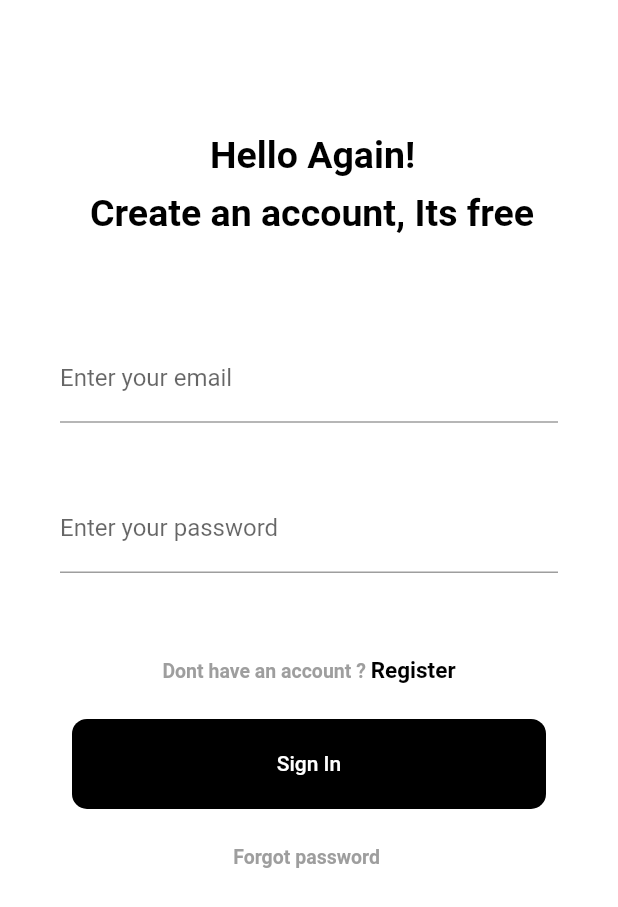
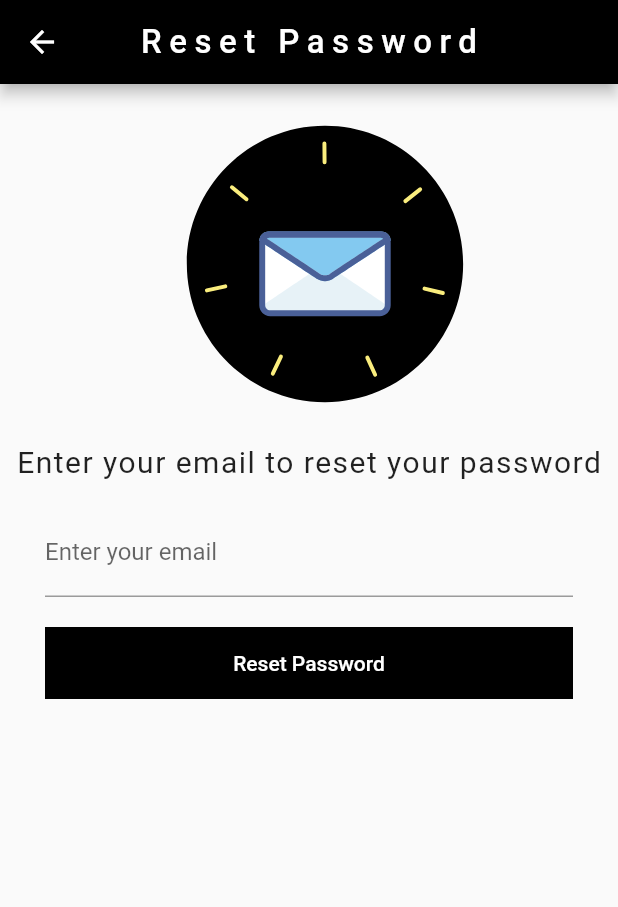
Before and after one commit to Zulfadlifauzi/riderapp, a Flutter app: the screen it shows after launch, after a tap on "Forgot password", on a phone screen of 412 x 824 dp. Shown: the top 907 px of the screen. Run offline on Flutter 3.47's test engine with Material 2 defaults, Android fonts, the phone set to English and light mode, and no system bars; our stand-ins replace form_field_validator, geolocator, google_fonts, google_maps_flutter, ionicons, lottie; missing offline and left inert: cron; Roboto replaces fonts that are missing (Staatliches).

Commit message:
ad forgotpassword screen

```diff
--- a/lib/main.dart
+++ b/lib/main.dart
@@ -1,4 +1,5 @@
 import 'package:flutter/material.dart';
+import 'package:riderapp/screens/forgot_password.dart';
 import 'package:riderapp/screens/login.dart';
 
 void main() {
--- /dev/null
+++ b/lib/screens/forgot_password.dart
@@ -0,0 +1,86 @@
+import 'package:flutter/material.dart';
+import 'package:form_field_validator/form_field_validator.dart';
+import 'package:google_fonts/google_fonts.dart';
+import 'package:lottie/lottie.dart';
+
+class ForgotPasswordScreen extends StatefulWidget {
+  const ForgotPasswordScreen({Key? key}) : super(key: key);
+
+  @override
+  _ForgotPasswordScreenState createState() => _ForgotPasswordScreenState();
+}
+
+class _ForgotPasswordScreenState extends State<ForgotPasswordScreen> {
+  @override
+  Widget build(BuildContext context) {
+    return Scaffold(
+      appBar: AppBar(
+        title: Text(
+          'Reset Password',
+          style: GoogleFonts.staatliches(letterSpacing: 5, fontSize: 22),
+        ),
+        centerTitle: true,
+        backgroundColor: Colors.black,
+      ),
+      body: Container(
+        width: double.infinity,
+        child: Column(
+          children: <Widget>[
+            Padding(
+              padding: const EdgeInsets.only(left: 20, top: 20),
+              child: Container(
+                child: Lottie.asset('assets/lottie/reset.json',
+                    width: 200, height: 200),
+              ),
+            ),
+            Column(
+              children: <Widget>[
+                Padding(
+                  padding: const EdgeInsets.only(top: 20),
+                  child: Container(
+                      child: Text('Enter your email to reset your password',
+                          style: GoogleFonts.staatliches(
+                              letterSpacing: 1, fontSize: 20))),
+                )
+              ],
+            ),
+            Column(
+              children: <Widget>[
+                Padding(
+                  padding: const EdgeInsets.only(left: 30, top: 20, right: 30),
+                  child: TextFormField(
+                    decoration: InputDecoration(labelText: 'Enter your email'),
+                    validator: MultiValidator([
+                      RequiredValidator(errorText: 'Enter your email'),
+                      EmailValidator(errorText: 'Invalid email')
+                    ]),
+                  ),
+                )
+              ],
+            ),
+            Column(
+              children: <Widget>[
+                Padding(
+                  padding: const EdgeInsets.only(left: 30, right: 30, top: 20),
+                  child: Container(
+                    width: double.infinity,
+                    decoration: BoxDecoration(
+                      color: Colors.black,
+                    ),
+                    child: TextButton(
+                      onPressed: () {},
+                      child: Text(
+                        'Reset Password',
+                        style: TextStyle(color: Colors.white),
+                      ),
+                    ),
+                  ),
+                )
+              ],
+            )
+          ],
+        ),
+      ),
+    );
+  }
+}
--- a/lib/screens/history.dart
+++ b/lib/screens/history.dart
@@ -1,7 +1,5 @@
 import 'package:flutter/material.dart';
 import 'package:ionicons/ionicons.dart';
-import 'package:lottie/lottie.dart';
-import 'package:riderapp/models/order.dart';
 
 class HistoryScreen extends StatefulWidget {
   const HistoryScreen({Key? key}) : super(key: key);
--- a/lib/screens/login.dart
+++ b/lib/screens/login.dart
@@ -1,5 +1,6 @@
 import 'package:flutter/material.dart';
 import 'package:form_field_validator/form_field_validator.dart';
+import 'package:riderapp/screens/forgot_password.dart';
 import 'package:riderapp/screens/signup.dart';
 import 'package:riderapp/widgets/bottom_tab_navigator.dart';
 
@@ -152,7 +153,12 @@ class _SignupScreenState extends State<LoginScreen> {
                               fontSize: 13,
                               fontWeight: FontWeight.bold,
                               color: Color(0xFF363f93))),
-                      onPressed: () {},
+                      onPressed: () {
+                        Navigator.push(
+                            context,
+                            MaterialPageRoute(
+                                builder: (context) => ForgotPasswordScreen()));
+                      },
                       child: const Text(
                         'Forgot password ',
                         style: TextStyle(color: Colors.grey),
--- a/pubspec.yaml
+++ b/pubspec.yaml
@@ -68,6 +68,7 @@ flutter:
   # To add assets to your application, add an assets section, like this:
   assets:
     - assets/lottie/astronaut.json
+    - assets/lottie/reset.json
 
   # An image asset can refer to one or more resolution-specific "variants", see
   # https://flutter.dev/assets-and-images/#resolution-aware.
```
Also changed, not shown: assets/lottie/reset.json (added, +1 -0 lines).
